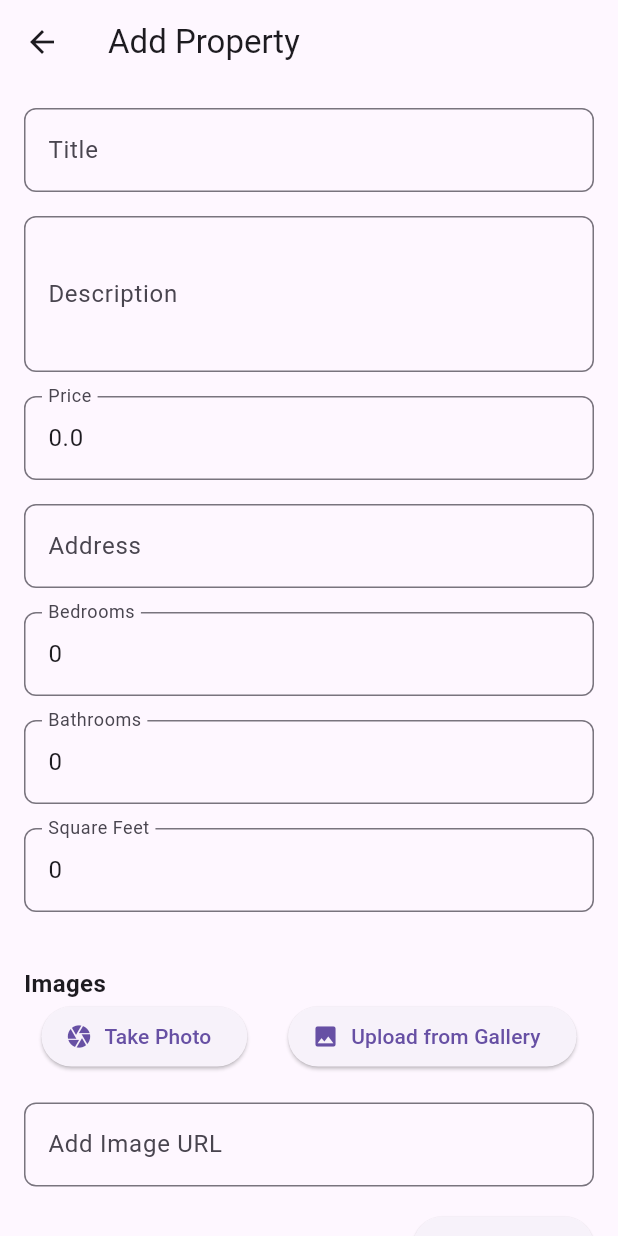
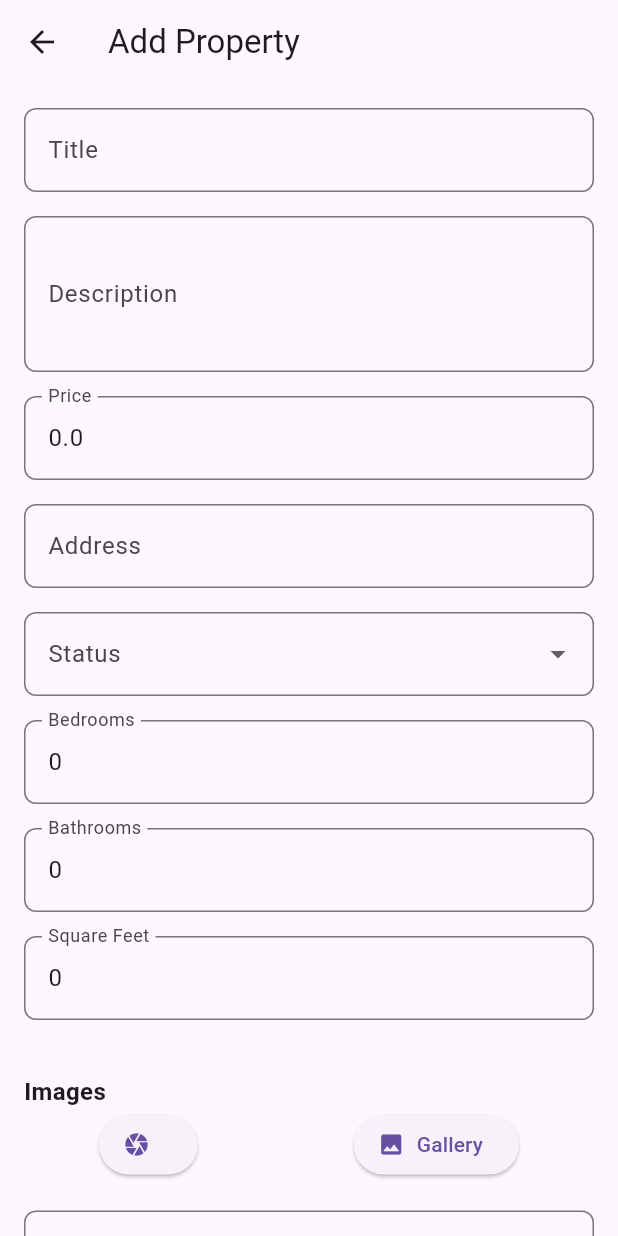
Before and after one commit to Fredricknjeri/fleek-properties-app, a Flutter app: the screen it shows after launch, after a tap on the "add" icon, on a phone screen of 412 x 824 dp. Run offline on Flutter 3.47's test engine with Material 3 defaults, Android fonts, the phone set to English and light mode, and no system bars; our stand-ins replace carousel_slider, dio, equatable, flutter_bloc, image_picker; network calls fail.

Commit message:
fix validation issue

```diff
--- a/lib/main.dart
+++ b/lib/main.dart
@@ -1,6 +1,8 @@
 import 'package:flutter/material.dart';
+import 'package:flutter_bloc/flutter_bloc.dart';
+import 'blocs/property_bloc.dart';
+import 'repositories/property_repository.dart';
 import 'screens/splash_screen.dart';
-
 
 void main() {
   runApp(const MyApp());
@@ -11,7 +13,13 @@ class MyApp extends StatelessWidget {
 
   @override
   Widget build(BuildContext context) {
-    return MaterialApp(
+    return MultiBlocProvider(
+        providers: [
+          BlocProvider(
+            create: (context) => PropertyBloc(PropertyRepository()),
+          ),
+        ],
+        child: MaterialApp(
           title: 'Property Management',
           debugShowCheckedModeBanner: false,
           theme: ThemeData(
@@ -24,6 +32,6 @@ class MyApp extends StatelessWidget {
             ),
           ),
           home: const SplashScreen(),
-    );
+        ));
   }
 }
--- a/lib/models/property.dart
+++ b/lib/models/property.dart
@@ -1,15 +1,17 @@
 class Property {
+  final int? id;
   final String title;
   final String description;
-  final double price;
+  final String price;
   final String address;
   final int bedrooms;
   final int bathrooms;
   final int squareFeet;
   final String status;
-  final List<String> images;
+  final List<String>? images;
 
   Property({
+    this.id,
     required this.title,
     required this.description,
     required this.price,
@@ -18,11 +20,12 @@ class Property {
     required this.bathrooms,
     required this.squareFeet,
     required this.status,
-    required this.images,
+    this.images,
   });
 
   factory Property.fromJson(Map<String, dynamic> json) {
     return Property(
+      id: json['id'],
       title: json['title'],
       description: json['description'],
       price: json['price'],
@@ -31,15 +34,16 @@ class Property {
       bathrooms: json['bathrooms'],
       squareFeet: json['square_feet'],
       status: json['status'],
-      images: List<String>.from(json['images']),
+      images: List<String>.from(json['images'] ?? []),
     );
   }
 
   Map<String, dynamic> toJson() {
     return {
+      'id': id,
       'title': title,
       'description': description,
-      'price': price,
+      'price': int.tryParse(price) ?? 0, // Ensure price is an integer
       'address': address,
       'bedrooms': bedrooms,
       'bathrooms': bathrooms,
--- a/lib/screens/add_property_screen.dart
+++ b/lib/screens/add_property_screen.dart
@@ -19,11 +19,12 @@ class _AddPropertyScreenState extends State<AddPropertyScreen> {
   final _imagesController = TextEditingController();
 
   late String title, description, address, status;
-  late double price;
+  late String price;
   late int bedrooms, bathrooms, squareFeet;
   late List<String> images;
   final ImagePicker _picker = ImagePicker();
   List<File> _pickedImages = [];
+  final List<String> statusOptions = ['available', 'rented', 'FOR SALE'];
 
   @override
   void initState() {
@@ -38,12 +39,12 @@ class _AddPropertyScreenState extends State<AddPropertyScreen> {
       bathrooms = widget.property!.bathrooms;
       squareFeet = widget.property!.squareFeet;
       status = widget.property!.status;
-      images = widget.property!.images;
+      images = widget.property!.images!;
       _imagesController.text = images.join(',');
     } else {
       // Initialize empty values for add
       title = description = address = status = '';
-      price = 0.0;
+      price = "0.0";
       bedrooms = bathrooms = squareFeet = 0;
       images = [];
     }
@@ -63,7 +64,7 @@ class _AddPropertyScreenState extends State<AddPropertyScreen> {
     setState(() {
       _pickedImages.addAll(pickedFiles.map((file) => File(file.path)));
     });
-    }
+  }
 
   void _addImageUrl() {
     if (_imagesController.text.isNotEmpty) {
@@ -78,7 +79,8 @@ class _AddPropertyScreenState extends State<AddPropertyScreen> {
   Widget build(BuildContext context) {
     return Scaffold(
       appBar: AppBar(
-        title: Text(widget.property == null ? "Add Property" : "Update Property"),
+        title:
+            Text(widget.property == null ? "Add Property" : "Update Property"),
       ),
       body: SingleChildScrollView(
         padding: const EdgeInsets.all(16.0),
@@ -102,12 +104,41 @@ class _AddPropertyScreenState extends State<AddPropertyScreen> {
                 label: 'Price',
                 initialValue: price.toString(),
                 keyboardType: TextInputType.number,
-                onSaved: (value) => price = double.parse(value!),
+                onSaved: (value) => price = value!,
               ),
               _buildStyledTextFormField(
                 label: 'Address',
                 initialValue: address,
                 onSaved: (value) => address = value!,
+              ),
+                   Padding(
+                padding: const EdgeInsets.only(bottom: 16.0),
+                child: DropdownButtonFormField<String>(
+                  value: status,
+                  items: statusOptions.map((String value) {
+                    return DropdownMenuItem<String>(
+                      value: value,
+                      child: Text(value),
+                    );
+                  }).toList(),
+                  onChanged: (newValue) {
+                    setState(() {
+                      status = newValue!;
+                    });
+                  },
+                  validator: (value) {
+                    if (value == null || !statusOptions.contains(value)) {
+                      return 'Please select a valid status';
+                    }
+                    return null;
+                  },
+                  decoration: InputDecoration(
+                    labelText: 'Status',
+                    border: OutlineInputBorder(
+                      borderRadius: BorderRadius.circular(8.0),
+                    ),
+                  ),
+                ),
               ),
               _buildStyledTextFormField(
                 label: 'Bedrooms',
@@ -142,13 +173,13 @@ class _AddPropertyScreenState extends State<AddPropertyScreen> {
                     ElevatedButton.icon(
                       onPressed: _takePhoto,
                       icon: const Icon(Icons.camera),
-                      label: const Text('Take Photo'),
+                      label: const Text(''),
                     ),
                     const SizedBox(width: 4),
                     ElevatedButton.icon(
                       onPressed: _uploadFromGallery,
                       icon: const Icon(Icons.image),
-                      label: const Text('Upload from Gallery'),
+                      label: const Text('Gallery'),
                     ),
                   ],
                 ),
@@ -204,7 +235,7 @@ class _AddPropertyScreenState extends State<AddPropertyScreen> {
                         Property(
                           title: title,
                           description: description,
-                          price: price,
+                          price: price.toString(),
                           address: address,
                           bedrooms: bedrooms,
                           bathrooms: bathrooms,
--- a/lib/screens/property_List_screen.dart
+++ b/lib/screens/property_List_screen.dart
@@ -1,9 +1,13 @@
 import 'package:flutter/material.dart';
+import 'package:flutter_bloc/flutter_bloc.dart';
+
+import '../blocs/property_bloc.dart';
+import '../blocs/property_event.dart';
+import '../blocs/property_state.dart';
+import '../models/property.dart';
+import '../widgets/property_card.dart';
 import 'add_property_screen.dart';
-import '../widgets/property_card.dart';
-import '../models/property.dart';
 import 'property_details_screen.dart';
-
 
 class PropertyListScreen extends StatefulWidget {
   const PropertyListScreen({Key? key}) : super(key: key);
@@ -13,24 +17,11 @@ class PropertyListScreen extends StatefulWidget {
 }
 
 class _PropertyListScreenState extends State<PropertyListScreen> {
-  final List<Property> _properties = [];
-
-  void _addProperty(Property property) {
-    setState(() {
-      _properties.add(property);
-    });
-  }
-
-  void _updateProperty(int index, Property updatedProperty) {
-    setState(() {
-      _properties[index] = updatedProperty;
-    });
-  }
-
-  void _deleteProperty(int index) {
-    setState(() {
-      _properties.removeAt(index);
-    });
+  @override
+  void initState() {
+    super.initState();
+    // Trigger the FetchProperties event to load properties when the screen initializes
+    context.read<PropertyBloc>().add(FetchProperties());
   }
 
   void _navigateToAddProperty() {
@@ -38,19 +29,27 @@ class _PropertyListScreenState extends State<PropertyListScreen> {
       context,
       MaterialPageRoute(
         builder: (context) => AddPropertyScreen(
-          onSave: (property) => _addProperty(property),
+          onSave: (property) {
+            // Trigger the AddProperty event
+            context.read<PropertyBloc>().add(AddProperty(property));
+          },
         ),
       ),
     );
   }
 
-  void _navigateToUpdateProperty(int index, Property property) {
+  void _navigateToUpdateProperty(Property property) {
     Navigator.push(
       context,
       MaterialPageRoute(
         builder: (context) => AddPropertyScreen(
           property: property,
-          onSave: (updatedProperty) => _updateProperty(index, updatedProperty),
+          onSave: (updatedProperty) {
+            // Trigger the UpdateProperty event
+            context
+                .read<PropertyBloc>()
+                .add(UpdateProperty(property.id!, updatedProperty));
+          },
         ),
       ),
     );
@@ -71,22 +70,40 @@ class _PropertyListScreenState extends State<PropertyListScreen> {
       appBar: AppBar(
         title: const Text("Property List"),
       ),
-      body: _properties.isEmpty
+      body: BlocBuilder<PropertyBloc, PropertyState>(
+        builder: (context, state) {
+          if (state is PropertyLoading) {
+            return const Center(child: CircularProgressIndicator());
+          } else if (state is PropertyLoaded) {
+            final properties = state.properties;
+            return properties.isEmpty
                 ? const Center(
-              child: Text("No properties available. Add some!"),
-            )
+                    child: Text("No properties available. Add some!"))
                 : ListView.builder(
-              itemCount: _properties.length,
+                    itemCount: properties.length,
                     itemBuilder: (context, index) {
-                final property = _properties[index];
+                      final property = properties[index];
                       return GestureDetector(
                         onTap: () => _navigateToPropertyDetails(property),
                         child: PropertyCard(
                           property: property,
-                    onEdit: () => _navigateToUpdateProperty(index, property),
-                    onDelete: () => _deleteProperty(index),
+                          onEdit: () => _navigateToUpdateProperty(property),
+                          onDelete: () {
+                            // Trigger the DeleteProperty event
+                            context
+                                .read<PropertyBloc>()
+                                .add(DeleteProperty(property.id!));
+                          },
                         ),
                       );
+                    },
+                  );
+          } else if (state is PropertyError) {
+            return Center(
+              child: Text("Failed to load properties: ${state.message}"),
+            );
+          }
+          return const Center(child: Text("An unexpected error occurred."));
         },
       ),
       floatingActionButton: FloatingActionButton(
--- a/lib/screens/property_details_screen.dart
+++ b/lib/screens/property_details_screen.dart
@@ -28,7 +28,7 @@ class PropertyDetailsScreen extends StatelessWidget {
                   autoPlay: true,
                   enlargeCenterPage: true,
                 ),
-                items: property.images.map((image) {
+                items: property.images!.map((image) {
                   return Builder(
                     builder: (BuildContext context) {
                       return ClipRRect(
@@ -87,7 +87,7 @@ class PropertyDetailsScreen extends StatelessWidget {
                       const Icon(Icons.attach_money, color: Colors.green),
                       const SizedBox(width: 10),
                       Text(
-                        "\$${property.price.toStringAsFixed(2)}",
+                        "\$${property.price}",
                         style:
                             Theme.of(context).textTheme.displaySmall?.copyWith(
                                   fontWeight: FontWeight.bold,
```
Also changed, not shown: lib/repositories/property_repository.dart (+28 -7 lines), lib/widgets/property_card.dart (+9 -7 lines), 3 other files. Lines whose indentation alone changed are shown as unchanged.
